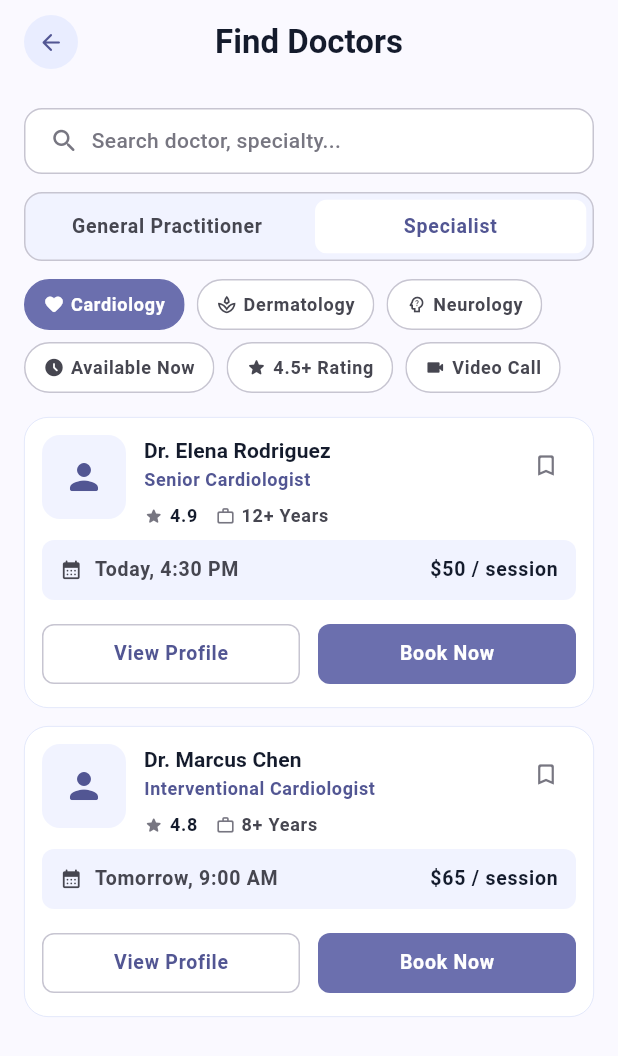
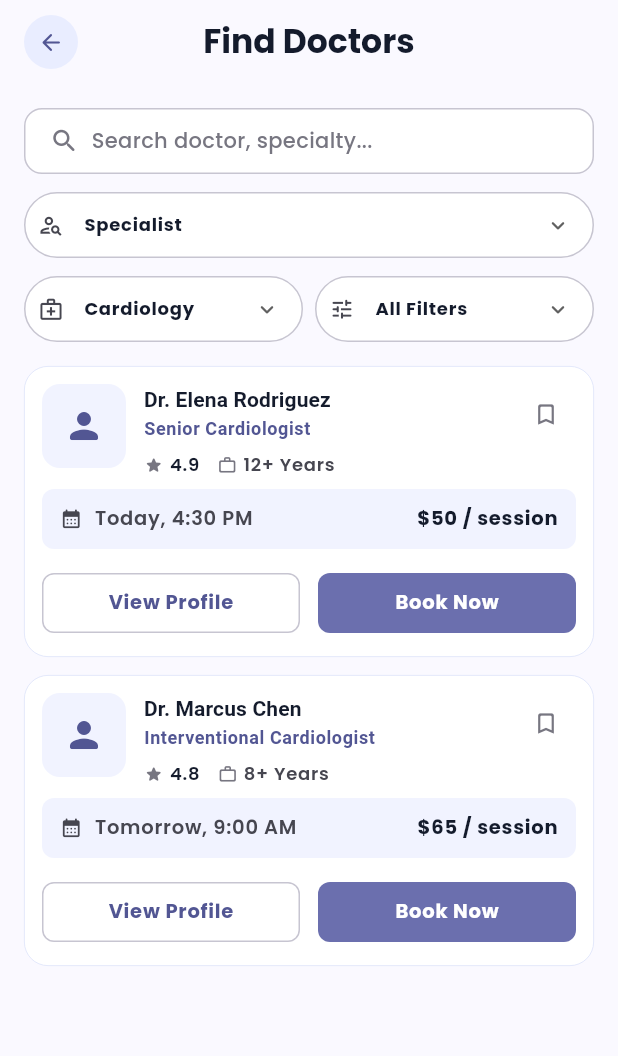
Before and after one commit to ioncrisa2/hidoc_plus, a Flutter app: the FindDoctorsScreen screen opened by its route, on a phone screen of 412 x 824 dp. Shown: the top 1056 px of the screen. Run offline on Flutter 3.47's test engine with Material 3 defaults, Android fonts, the light colour scheme and no system bars; our stand-ins replace google_fonts; network calls fail.

Commit message:
Add Google Fonts dependency and update typography theme; refactor FindDoctorsScreen filters

```diff
--- a/lib/core/theme/app_typography.dart
+++ b/lib/core/theme/app_typography.dart
@@ -1,10 +1,11 @@
 import 'package:flutter/material.dart';
+import 'package:google_fonts/google_fonts.dart';
 
 import 'app_colors.dart';
 
 abstract final class AppTypography {
   static TextTheme textTheme() {
-    return const TextTheme(
+    const baseTextTheme = TextTheme(
       displaySmall: TextStyle(
         fontSize: 34,
         height: 1.12,
@@ -68,5 +69,7 @@ abstract final class AppTypography {
         color: AppColors.textMuted,
       ),
     );
+
+    return GoogleFonts.poppinsTextTheme(baseTextTheme);
   }
 }
--- a/lib/features/doctors/presentation/screens/find_doctors_screen.dart
+++ b/lib/features/doctors/presentation/screens/find_doctors_screen.dart
@@ -3,14 +3,13 @@ import 'package:flutter/material.dart';
 import '../../../../core/navigation/app_routes.dart';
 import '../../../consultation/presentation/models/book_consultation_args.dart';
 import '../../../../core/theme/app_colors.dart';
+import '../../../../core/theme/app_radius.dart';
 import '../../../../core/theme/app_spacing.dart';
 import '../../../dashboard/presentation/widgets/dashboard_section_top_bar.dart';
 import '../models/doctor_mock_catalog.dart';
 import '../models/doctor_profile_data.dart';
-import '../widgets/find_doctors_filter_chip.dart';
 import '../widgets/find_doctors_result_card.dart';
 import '../widgets/find_doctors_search_field.dart';
-import '../widgets/find_doctors_segmented_toggle.dart';
 
 class FindDoctorsScreen extends StatefulWidget {
   const FindDoctorsScreen({super.key});
@@ -31,11 +30,13 @@ class _FindDoctorsScreenState extends State<FindDoctorsScreen> {
     '4.5+ Rating',
     'Video Call',
   ];
+  static const _allSpecialtiesLabel = 'All Specialties';
+  static const _allFiltersLabel = 'All Filters';
 
   final TextEditingController _searchController = TextEditingController();
   DoctorCategory _selectedCategory = DoctorCategory.specialist;
-  final Set<String> _selectedSpecialties = {'Cardiology'};
-  final Set<String> _selectedMetaFilters = {};
+  String _selectedSpecialty = 'Cardiology';
+  String _selectedMetaFilter = _allFiltersLabel;
 
   @override
   void dispose() {
@@ -51,22 +52,20 @@ class _FindDoctorsScreenState extends State<FindDoctorsScreen> {
         return false;
       }
 
-      if (_selectedSpecialties.isNotEmpty &&
-          !_selectedSpecialties.contains(doctor.specialtyTag)) {
+      if (_selectedSpecialty != _allSpecialtiesLabel &&
+          doctor.specialtyTag != _selectedSpecialty) {
         return false;
       }
 
-      if (_selectedMetaFilters.contains('Available Now') &&
-          !doctor.isAvailableNow) {
+      if (_selectedMetaFilter == 'Available Now' && !doctor.isAvailableNow) {
         return false;
       }
 
-      if (_selectedMetaFilters.contains('4.5+ Rating') && doctor.rating < 4.5) {
+      if (_selectedMetaFilter == '4.5+ Rating' && doctor.rating < 4.5) {
         return false;
       }
 
-      if (_selectedMetaFilters.contains('Video Call') &&
-          !doctor.supportsVideoCall) {
+      if (_selectedMetaFilter == 'Video Call' && !doctor.supportsVideoCall) {
         return false;
       }
 
@@ -78,28 +77,6 @@ class _FindDoctorsScreenState extends State<FindDoctorsScreen> {
           doctor.specialty.toLowerCase().contains(query) ||
           doctor.specialtyTag.toLowerCase().contains(query);
     }).toList();
-  }
-
-  void _toggleSpecialty(String value) {
-    setState(() {
-      if (_selectedSpecialties.contains(value)) {
-        _selectedSpecialties.remove(value);
-        return;
-      }
-
-      _selectedSpecialties.add(value);
-    });
-  }
-
-  void _toggleMetaFilter(String value) {
-    setState(() {
-      if (_selectedMetaFilters.contains(value)) {
-        _selectedMetaFilters.remove(value);
-        return;
-      }
-
-      _selectedMetaFilters.add(value);
-    });
   }
 
   @override
@@ -132,42 +109,55 @@ class _FindDoctorsScreenState extends State<FindDoctorsScreen> {
                   onChanged: (_) => setState(() {}),
                 ),
                 const SizedBox(height: AppSpacing.sm),
-                FindDoctorsSegmentedToggle(
-                  leftLabel: 'General Practitioner',
-                  rightLabel: 'Specialist',
-                  selectedValue: _selectedCategory,
-                  leftValue: DoctorCategory.generalPractitioner,
-                  rightValue: DoctorCategory.specialist,
-                  onChanged: (value) =>
-                      setState(() => _selectedCategory = value),
+                _CompactFilterDropdown<DoctorCategory>(
+                  value: _selectedCategory,
+                  icon: Icons.person_search_outlined,
+                  items: DoctorCategory.values,
+                  labelBuilder: _labelForCategory,
+                  onChanged: (value) {
+                    if (value == null) {
+                      return;
+                    }
+
+                    setState(() => _selectedCategory = value);
+                  },
                 ),
                 const SizedBox(height: AppSpacing.sm),
-                Wrap(
-                  spacing: AppSpacing.xs,
-                  runSpacing: AppSpacing.xs,
-                  children: _specialtyFilters.map((filter) {
-                    return FindDoctorsFilterChip(
-                      label: filter,
-                      icon: _iconForSpecialty(filter),
-                      isSelected: _selectedSpecialties.contains(filter),
-                      onTap: () => _toggleSpecialty(filter),
-                    );
-                  }).toList(),
-                ),
-                const SizedBox(height: AppSpacing.xs),
-                Wrap(
-                  spacing: AppSpacing.xs,
-                  runSpacing: AppSpacing.xs,
-                  children: _metaFilters.map((filter) {
-                    return FindDoctorsFilterChip(
-                      label: filter,
-                      icon: _iconForMeta(filter),
-                      isSelected: _selectedMetaFilters.contains(filter),
-                      selectedBackgroundColor: AppColors.surfaceContainerLow,
-                      selectedForegroundColor: AppColors.onSurface,
-                      onTap: () => _toggleMetaFilter(filter),
-                    );
-                  }).toList(),
+                Row(
+                  children: [
+                    Expanded(
+                      child: _CompactFilterDropdown<String>(
+                        value: _selectedSpecialty,
+                        icon: Icons.medical_services_outlined,
+                        items: const [
+                          _allSpecialtiesLabel,
+                          ..._specialtyFilters,
+                        ],
+                        onChanged: (value) {
+                          if (value == null) {
+                            return;
+                          }
+
+                          setState(() => _selectedSpecialty = value);
+                        },
+                      ),
+                    ),
+                    const SizedBox(width: AppSpacing.xs),
+                    Expanded(
+                      child: _CompactFilterDropdown<String>(
+                        value: _selectedMetaFilter,
+                        icon: Icons.tune_rounded,
+                        items: const [_allFiltersLabel, ..._metaFilters],
+                        onChanged: (value) {
+                          if (value == null) {
+                            return;
+                          }
+
+                          setState(() => _selectedMetaFilter = value);
+                        },
+                      ),
+                    ),
+                  ],
                 ),
                 const SizedBox(height: AppSpacing.md),
                 ...doctors.map((doctor) {
@@ -218,29 +208,78 @@ class _FindDoctorsScreenState extends State<FindDoctorsScreen> {
     );
   }
 
-  IconData _iconForSpecialty(String label) {
-    switch (label) {
-      case 'Cardiology':
-        return Icons.favorite_rounded;
-      case 'Dermatology':
-        return Icons.spa_outlined;
-      case 'Neurology':
-        return Icons.psychology_alt_outlined;
-      default:
-        return Icons.local_hospital_outlined;
-    }
-  }
-
-  IconData _iconForMeta(String label) {
-    switch (label) {
-      case 'Available Now':
-        return Icons.access_time_filled_rounded;
-      case '4.5+ Rating':
-        return Icons.star_rounded;
-      case 'Video Call':
-        return Icons.videocam_rounded;
-      default:
-        return Icons.tune_rounded;
+  String _labelForCategory(DoctorCategory category) {
+    switch (category) {
+      case DoctorCategory.generalPractitioner:
+        return 'General Practitioner';
+      case DoctorCategory.specialist:
+        return 'Specialist';
     }
   }
 }
+
+class _CompactFilterDropdown<T> extends StatelessWidget {
+  const _CompactFilterDropdown({
+    required this.value,
+    required this.icon,
+    required this.items,
+    required this.onChanged,
+    this.labelBuilder,
+  });
+
+  final T value;
+  final IconData icon;
+  final List<T> items;
+  final ValueChanged<T?> onChanged;
+  final String Function(T value)? labelBuilder;
+
+  @override
+  Widget build(BuildContext context) {
+    return DropdownButtonFormField<T>(
+      initialValue: value,
+      isExpanded: true,
+      icon: const Icon(Icons.keyboard_arrow_down_rounded, size: 18),
+      decoration: InputDecoration(
+        isDense: true,
+        prefixIcon: Icon(icon, size: 17, color: AppColors.onSurfaceVariant),
+        prefixIconConstraints: const BoxConstraints(minWidth: 36),
+        filled: true,
+        fillColor: AppColors.surface,
+        contentPadding: const EdgeInsets.symmetric(
+          horizontal: AppSpacing.xs,
+          vertical: AppSpacing.xs + 2,
+        ),
+        enabledBorder: OutlineInputBorder(
+          borderRadius: BorderRadius.circular(AppRadius.pill),
+          borderSide: const BorderSide(color: AppColors.outlineVariant),
+        ),
+        focusedBorder: OutlineInputBorder(
+          borderRadius: BorderRadius.circular(AppRadius.pill),
+          borderSide: const BorderSide(color: AppColors.primaryContainer),
+        ),
+      ),
+      borderRadius: BorderRadius.circular(AppRadius.md),
+      dropdownColor: AppColors.surface,
+      style: Theme.of(context).textTheme.labelSmall?.copyWith(
+        color: AppColors.onSurface,
+        fontWeight: FontWeight.w700,
+      ),
+      items: items.map((item) {
+        return DropdownMenuItem<T>(
+          value: item,
+          child: Text(_labelFor(item), overflow: TextOverflow.ellipsis),
+        );
+      }).toList(),
+      onChanged: onChanged,
+    );
+  }
+
+  String _labelFor(T value) {
+    final builder = labelBuilder;
+    if (builder != null) {
+      return builder(value);
+    }
+
+    return value.toString();
+  }
+}
--- a/pubspec.yaml
+++ b/pubspec.yaml
@@ -30,6 +30,7 @@ environment:
 dependencies:
   flutter:
     sdk: flutter
+  google_fonts: ^8.0.2
 
 dev_dependencies:
   flutter_test:
```
Also changed, not shown: pubspec.lock, 2 other files.
